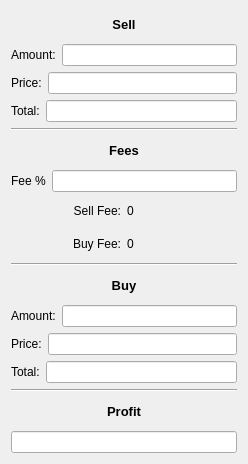
Qt form TradeCalc/mainwindow.ui (MuesliReep/TradeCalc) before a commit.
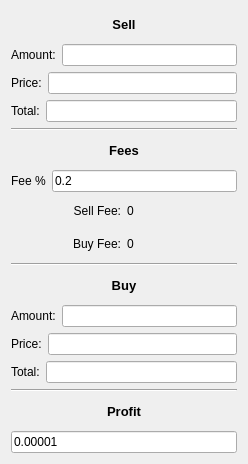
The same form after that commit.

Commit message: Better calc function

Diff of the .ui file:
```diff
--- a/TradeCalc/mainwindow.ui
+++ b/TradeCalc/mainwindow.ui
@@ -110,7 +110,11 @@
        </widget>
       </item>
       <item>
-       <widget class="QLineEdit" name="lineEditCalcFee"/>
+       <widget class="QLineEdit" name="lineEditCalcFee">
+        <property name="text">
+         <string>0.2</string>
+        </property>
+       </widget>
       </item>
      </layout>
     </item>
@@ -249,7 +253,11 @@
      </widget>
     </item>
     <item>
-     <widget class="QLineEdit" name="lineEditCalcProfit"/>
+     <widget class="QLineEdit" name="lineEditCalcProfit">
+      <property name="text">
+       <string>0.00001</string>
+      </property>
+     </widget>
     </item>
    </layout>
   </widget>
```
The commit also changes 2 other files.
